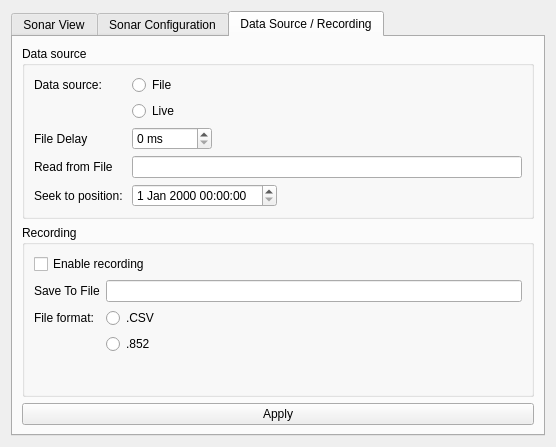
Before: the Qt Designer form Hanse/Module_ScanningSonar/scanningsonar_form.ui in iti-luebeck/HANSE2011, drawn with Qt 5.
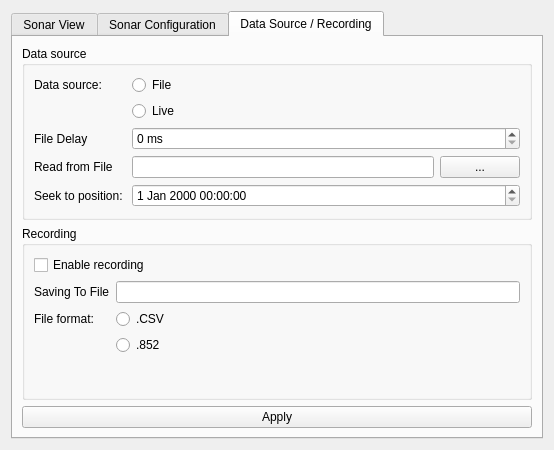
After: the same form once the commit is applied. The open tabs and pages were chosen to show the change. Custom widgets are drawn as their Qt base class.

Commit message: - misc fixes, and refactoring - new singleton class for log storage

Patch:
```diff
--- a/Hanse/Module_ScanningSonar/scanningsonar_form.ui
+++ b/Hanse/Module_ScanningSonar/scanningsonar_form.ui
@@ -6,8 +6,8 @@
    <rect>
     <x>0</x>
     <y>0</y>
-    <width>556</width>
-    <height>447</height>
+    <width>554</width>
+    <height>450</height>
    </rect>
   </property>
   <property name="windowTitle">
@@ -264,10 +264,7 @@
          <property name="title">
           <string>Data source</string>
          </property>
-         <layout class="QFormLayout" name="formLayout_3">
-          <property name="fieldGrowthPolicy">
-           <enum>QFormLayout::ExpandingFieldsGrow</enum>
-          </property>
+         <layout class="QGridLayout" name="gridLayout_3">
           <item row="0" column="0">
            <widget class="QLabel" name="label_14">
             <property name="text">
@@ -275,20 +272,6 @@
             </property>
            </widget>
           </item>
-          <item row="0" column="1">
-           <widget class="QRadioButton" name="sourceFile">
-            <property name="text">
-             <string>File</string>
-            </property>
-           </widget>
-          </item>
-          <item row="1" column="1">
-           <widget class="QRadioButton" name="sourceSerial">
-            <property name="text">
-             <string>Live</string>
-            </property>
-           </widget>
-          </item>
           <item row="2" column="0">
            <widget class="QLabel" name="label_13">
             <property name="text">
@@ -296,7 +279,7 @@
             </property>
            </widget>
           </item>
-          <item row="2" column="1">
+          <item row="2" column="1" colspan="2">
            <widget class="QSpinBox" name="fileReaderDelay">
             <property name="suffix">
              <string> ms</string>
@@ -323,9 +306,30 @@
             </property>
            </widget>
           </item>
-          <item row="4" column="1">
+          <item row="4" column="1" colspan="2">
            <widget class="QDateTimeEdit" name="startTime"/>
           </item>
+          <item row="3" column="2">
+           <widget class="QPushButton" name="selFile">
+            <property name="text">
+             <string>...</string>
+            </property>
+           </widget>
+          </item>
+          <item row="0" column="1">
+           <widget class="QRadioButton" name="sourceFile">
+            <property name="text">
+             <string>File</string>
+            </property>
+           </widget>
+          </item>
+          <item row="1" column="1">
+           <widget class="QRadioButton" name="sourceSerial">
+            <property name="text">
+             <string>Live</string>
+            </property>
+           </widget>
+          </item>
          </layout>
         </widget>
        </item>
@@ -338,12 +342,16 @@
           <item row="1" column="0">
            <widget class="QLabel" name="label_12">
             <property name="text">
-             <string>Save To File</string>
+             <string>Saving To File</string>
             </property>
            </widget>
           </item>
           <item row="1" column="1">
-           <widget class="QLineEdit" name="recorderFilename"/>
+           <widget class="QLineEdit" name="recorderFilename">
+            <property name="readOnly">
+             <bool>true</bool>
+            </property>
+           </widget>
           </item>
           <item row="2" column="0">
            <widget class="QLabel" name="label_15">
```
Left out of the diff: 26 changed lines with no effect on the pictures. The commit also changes 23 other files.
